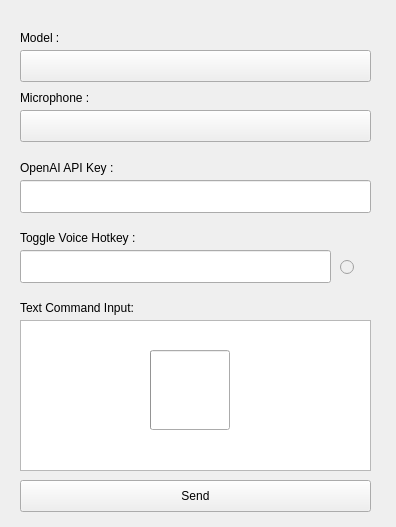
First picture: the form in src/ui/view/main_view.ui, repository Joel-Pattison/SmartFlow, before the edit.
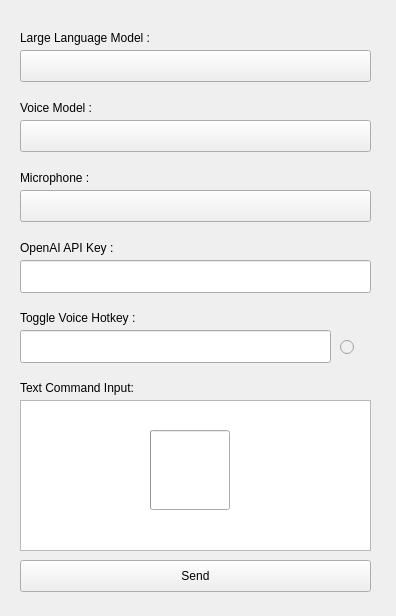
Second picture: the form after the edit. Custom widgets are drawn as their Qt base class.

Commit message: Add voice model selection to UI

Patch:
```diff
--- a/src/ui/view/main_view.ui
+++ b/src/ui/view/main_view.ui
@@ -7,7 +7,7 @@
     <x>0</x>
     <y>0</y>
     <width>396</width>
-    <height>527</height>
+    <height>616</height>
    </rect>
   </property>
   <property name="windowTitle">
@@ -27,7 +27,7 @@
    <property name="geometry">
     <rect>
      <x>20</x>
-     <y>110</y>
+     <y>190</y>
      <width>351</width>
      <height>32</height>
     </rect>
@@ -38,19 +38,19 @@
     <rect>
      <x>20</x>
      <y>30</y>
-     <width>81</width>
+     <width>141</width>
      <height>16</height>
     </rect>
    </property>
    <property name="text">
-    <string>Model :</string>
+    <string>Large Language Model :</string>
    </property>
   </widget>
   <widget class="CaptionLabel" name="microphone_lbl">
    <property name="geometry">
     <rect>
      <x>20</x>
-     <y>90</y>
+     <y>170</y>
      <width>81</width>
      <height>16</height>
     </rect>
@@ -63,7 +63,7 @@
    <property name="geometry">
     <rect>
      <x>20</x>
-     <y>180</y>
+     <y>260</y>
      <width>351</width>
      <height>33</height>
     </rect>
@@ -73,7 +73,7 @@
    <property name="geometry">
     <rect>
      <x>20</x>
-     <y>250</y>
+     <y>330</y>
      <width>311</width>
      <height>33</height>
     </rect>
@@ -83,7 +83,7 @@
    <property name="geometry">
     <rect>
      <x>20</x>
-     <y>320</y>
+     <y>400</y>
      <width>351</width>
      <height>151</height>
     </rect>
@@ -93,7 +93,7 @@
    <property name="geometry">
     <rect>
      <x>20</x>
-     <y>480</y>
+     <y>560</y>
      <width>351</width>
      <height>32</height>
     </rect>
@@ -106,7 +106,7 @@
    <property name="geometry">
     <rect>
      <x>20</x>
-     <y>160</y>
+     <y>240</y>
      <width>131</width>
      <height>16</height>
     </rect>
@@ -119,7 +119,7 @@
    <property name="geometry">
     <rect>
      <x>20</x>
-     <y>230</y>
+     <y>310</y>
      <width>141</width>
      <height>16</height>
     </rect>
@@ -132,7 +132,7 @@
    <property name="geometry">
     <rect>
      <x>20</x>
-     <y>300</y>
+     <y>380</y>
      <width>121</width>
      <height>16</height>
     </rect>
@@ -148,8 +148,8 @@
    <property name="geometry">
     <rect>
      <x>340</x>
-     <y>255</y>
-     <width>31</width>
+     <y>335</y>
+     <width>32</width>
      <height>24</height>
     </rect>
    </property>
@@ -466,12 +466,35 @@
    <property name="geometry">
     <rect>
      <x>150</x>
-     <y>350</y>
+     <y>430</y>
      <width>80</width>
      <height>80</height>
     </rect>
    </property>
   </widget>
+  <widget class="CaptionLabel" name="voice_lbl">
+   <property name="geometry">
+    <rect>
+     <x>20</x>
+     <y>100</y>
+     <width>81</width>
+     <height>16</height>
+    </rect>
+   </property>
+   <property name="text">
+    <string>Voice Model :</string>
+   </property>
+  </widget>
+  <widget class="ComboBox" name="voice_cmb">
+   <property name="geometry">
+    <rect>
+     <x>20</x>
+     <y>120</y>
+     <width>351</width>
+     <height>32</height>
+    </rect>
+   </property>
+  </widget>
  </widget>
  <customwidgets>
   <customwidget>
```
The commit also changes 1 other file.
